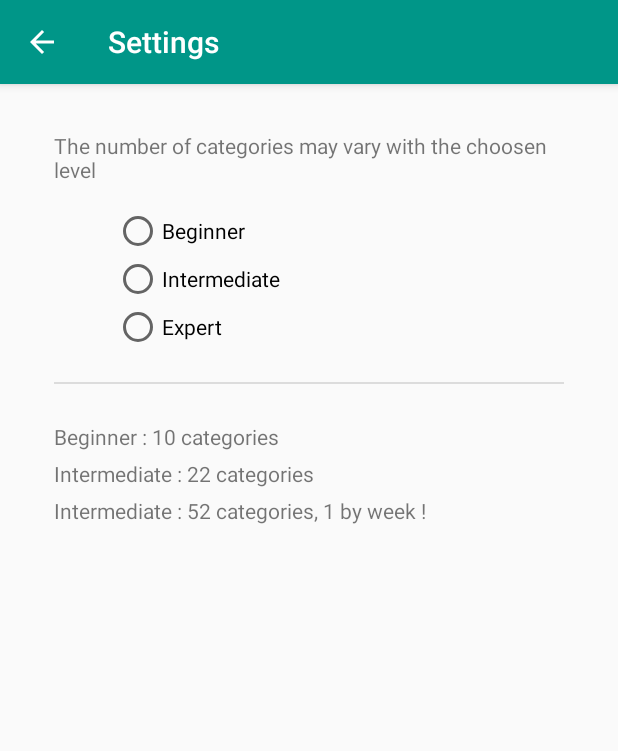
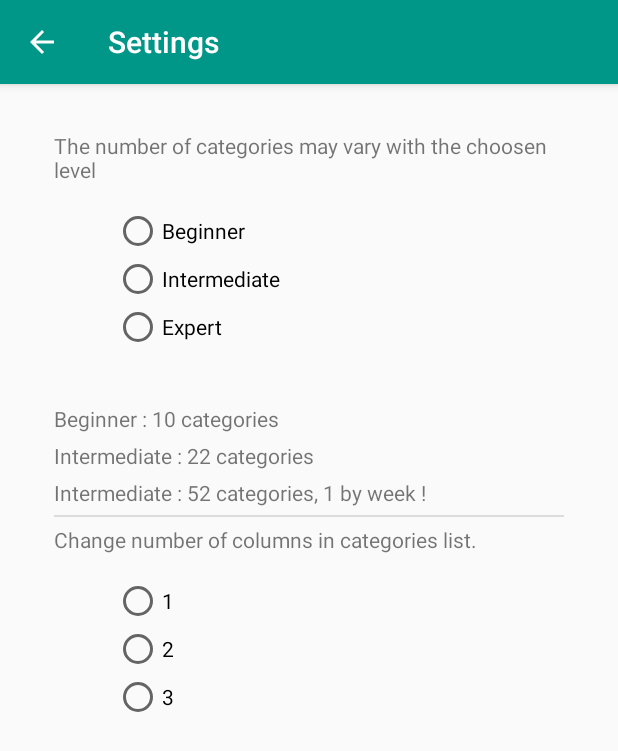
Before and after one commit to PierreFourreau/ReadingChallenge, an Android app: the SettingsActivity screen opened directly, with no data from a screen before it, on a phone screen of 412 x 824 dp. Shown: the top 751 px of the screen. Run offline under Robolectric (Android 15) with nearby library versions, the phone set to English and light mode, and no system bars; our stand-ins replace Dagger/Hilt's generated code, Timber; libraries missing offline, so code that uses them is left out: com.gc.materialdesign; 1 statement that could not run was skipped.

Commit message:
User can change display list

```diff
--- a/app/src/main/java/com/fourreau/readingchallenge/activity/IntroActivity.java
+++ b/app/src/main/java/com/fourreau/readingchallenge/activity/IntroActivity.java
@@ -91,6 +91,7 @@ public class IntroActivity extends BaseActivity {
         buttonPassIntro.setOnClickListener(new View.OnClickListener() {
             @Override
             public void onClick(View v) {
+                writeSharedPreferences(getString(R.string.display), 2);
                 if (checkBoxIntro.isCheck()) {
                     writeSharedPreferences(getString(R.string.intro), 1);
                 } else {
--- a/app/src/main/java/com/fourreau/readingchallenge/activity/SettingsActivity.java
+++ b/app/src/main/java/com/fourreau/readingchallenge/activity/SettingsActivity.java
@@ -11,21 +11,21 @@ import com.fourreau.readingchallenge.core.ReadingChallengeApplication;
 
 public class SettingsActivity extends BaseActivity {
 
-    private int level, levelBefore;
+    private int level, levelBefore, display, displayBefore;
     private RadioButton radioButtonLevel1, radioButtonLevel2, radioButtonLevel3;
+    private RadioButton radioButtonDisplay1, radioButtonDisplay2, radioButtonDisplay3;
 
     @Override
     protected void onCreate(Bundle savedInstanceState) {
         super.onCreate(savedInstanceState);
         setContentView(R.layout.activity_settings);
 
+        //level
         level = ((ReadingChallengeApplication) this.getApplication()).getLevel();
         levelBefore = level;
-
         radioButtonLevel1 = (RadioButton) findViewById(R.id.settingsLevel1);
         radioButtonLevel2 = (RadioButton) findViewById(R.id.settingsLevel2);
         radioButtonLevel3 = (RadioButton) findViewById(R.id.settingsLevel3);
-
         switch (level) {
             case 1:
                 radioButtonLevel1.setChecked(true);
@@ -35,6 +35,24 @@ public class SettingsActivity extends BaseActivity {
                 break;
             case 3:
                 radioButtonLevel3.setChecked(true);
+                break;
+        }
+
+        //display
+        display = ((ReadingChallengeApplication) this.getApplication()).getDisplay();
+        displayBefore = display;
+        radioButtonDisplay1 = (RadioButton) findViewById(R.id.settingsDisplay1);
+        radioButtonDisplay2 = (RadioButton) findViewById(R.id.settingsDisplay2);
+        radioButtonDisplay3 = (RadioButton) findViewById(R.id.settingsDisplay3);
+        switch (display) {
+            case 1:
+                radioButtonDisplay1.setChecked(true);
+                break;
+            case 2:
+                radioButtonDisplay2.setChecked(true);
+                break;
+            case 3:
+                radioButtonDisplay3.setChecked(true);
                 break;
         }
     }
@@ -68,11 +86,17 @@ public class SettingsActivity extends BaseActivity {
 
     protected void backToPreviousActivity() {
         getAndSetLevelByRadio();
+        getAndSetDisplayByRadio();
         Intent intent = new Intent();
         if (levelBefore == ((ReadingChallengeApplication) getApplicationContext().getApplicationContext()).getLevel()) {
             intent.putExtra("levelChanged", false);
         } else {
             intent.putExtra("levelChanged", true);
+        }
+        if (displayBefore == ((ReadingChallengeApplication) getApplicationContext().getApplicationContext()).getDisplay()) {
+            intent.putExtra("displayChanged", false);
+        } else {
+            intent.putExtra("displayChanged", true);
         }
         setResult(RESULT_OK, intent);
     }
@@ -89,4 +113,17 @@ public class SettingsActivity extends BaseActivity {
             writeSharedPreferences(getString(R.string.level), 3);
         }
     }
+
+    protected void getAndSetDisplayByRadio() {
+        if (radioButtonDisplay1.isChecked()) {
+            ((ReadingChallengeApplication) getApplicationContext().getApplicationContext()).setDisplay(1);
+            writeSharedPreferences(getString(R.string.level), 1);
+        } else if (radioButtonDisplay2.isChecked()) {
+            ((ReadingChallengeApplication) getApplicationContext().getApplicationContext()).setDisplay(2);
+            writeSharedPreferences(getString(R.string.level), 2);
+        } else if (radioButtonDisplay3.isChecked()) {
+            ((ReadingChallengeApplication) getApplicationContext().getApplicationContext()).setDisplay(3);
+            writeSharedPreferences(getString(R.string.level), 3);
+        }
+    }
 }
--- a/app/src/main/res/layout/activity_settings.xml
+++ b/app/src/main/res/layout/activity_settings.xml
@@ -48,8 +48,6 @@
                 android:text="@string/level_expert" />
         </RadioGroup>
 
-        <View style="@style/Divider" />
-
         <TextView
             android:layout_width="wrap_content"
             android:layout_height="wrap_content"
@@ -67,5 +65,41 @@
             android:layout_height="wrap_content"
             android:layout_marginTop="5dp"
             android:text="@string/dialog_level_content3" />
+
+
+        <View style="@style/Divider" />
+
+        <TextView
+            android:layout_width="wrap_content"
+            android:layout_height="wrap_content"
+            android:text="@string/settings_display_label" />
+
+        <RadioGroup
+            android:id="@+id/radioGroupDisplaySettings"
+            android:layout_width="wrap_content"
+            android:layout_height="wrap_content"
+            android:layout_marginTop="15dp"
+            android:layout_marginBottom="15dp"
+            android:layout_marginLeft="40dp">
+
+            <RadioButton
+                android:id="@+id/settingsDisplay1"
+                android:layout_width="wrap_content"
+                android:layout_height="wrap_content"
+                android:text="1" />
+
+            <RadioButton
+                android:id="@+id/settingsDisplay2"
+                android:layout_width="wrap_content"
+                android:layout_height="wrap_content"
+                android:text="2" />
+
+            <RadioButton
+                android:id="@+id/settingsDisplay3"
+                android:layout_width="wrap_content"
+                android:layout_height="wrap_content"
+                android:text="3" />
+        </RadioGroup>
+
     </LinearLayout>
 </RelativeLayout>
--- a/app/src/main/res/layout/grid_item.xml
+++ b/app/src/main/res/layout/grid_item.xml
@@ -3,7 +3,7 @@
 <FrameLayout xmlns:android="http://schemas.android.com/apk/res/android"
     android:layout_width="match_parent"
     android:layout_height="match_parent"
-    android:minHeight="150dp">
+    android:minHeight="130dp">
 
     <!-- the hidden id view -->
     <TextView
--- a/app/src/main/res/values/strings.xml
+++ b/app/src/main/res/values/strings.xml
@@ -22,6 +22,7 @@
     <string name="filter">filter</string>
     <string name="intro">intro</string>
     <string name="level">level</string>
+    <string name="display">display</string>
     <string name="banner_ad_unit_id">ca-app-pub-3940256099942544/6300978111</string>
     <!--<string name="banner_ad_unit_id">ca-app-pub-4193483750293542/9614713115</string>-->
 
@@ -36,6 +37,7 @@
     <string name="intro_content3">Share with yours friends when you have readen a new category !</string>
 
     <!--Home activity-->
+    <string name="action_change_display">Change display</string>
     <string name="activity_home_error">Error when getting categories</string>
     <string name="radio_categories">All categories</string>
     <string name="radio_categories_read">Readed categories</string>
@@ -107,6 +109,7 @@ Quam libero nulla netus eu porta curae, ut nulla bibendum facilisis et urna sed,
     <!--Settings activity-->
     <string name="title_activity_settings">Settings</string>
     <string name="settings_level_label">Change the level of your challenge.</string>
+    <string name="settings_display_label">Change number of columns in categories list.</string>
 
     <!--Dialog level-->
     <string name="dialog_level_title">Please setup the level</string>
```
Also changed, not shown: app/src/main/java/com/fourreau/readingchallenge/activity/HomeActivity.java (+5 -2 lines), app/src/main/java/com/fourreau/readingchallenge/core/ReadingChallengeApplication.java (+10 -0 lines), app/src/main/res/drawable-hdpi/view.png (added), app/src/main/res/drawable-mdpi/view.png (added), app/src/main/res/drawable-xhdpi/view.png (added), app/src/main/res/drawable-xxhdpi/view.png (added), app/src/main/res/drawable-xxxhdpi/view.png (added), app/src/main/res/menu/menu_home.xml (line endings or trailing spaces).
